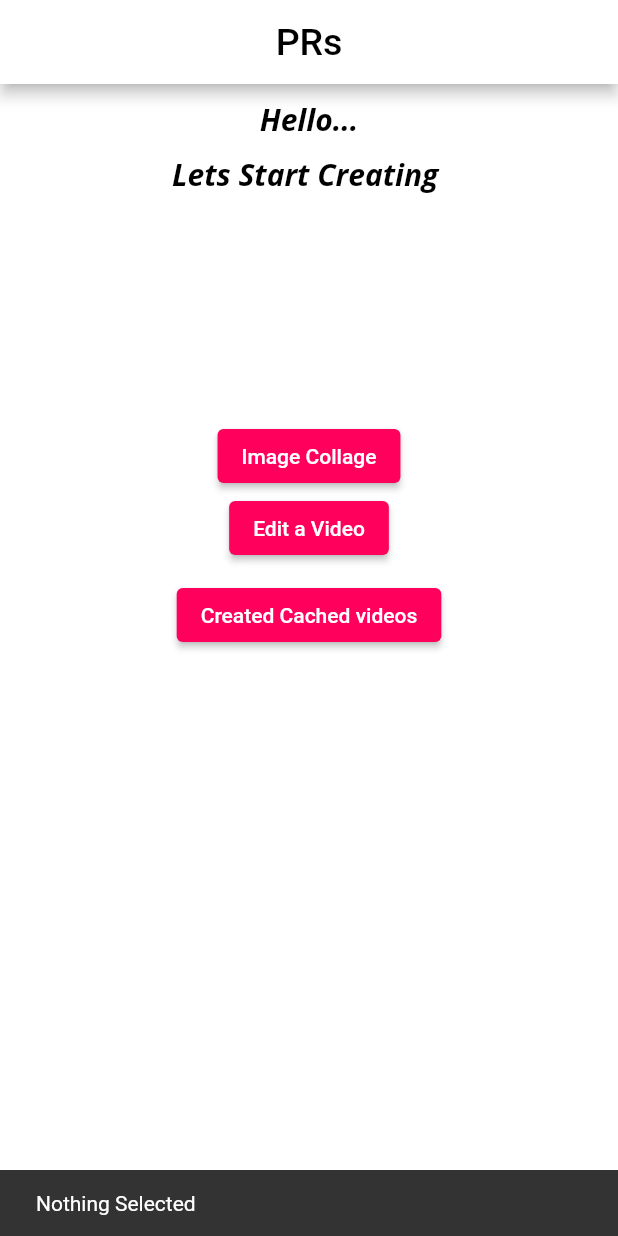
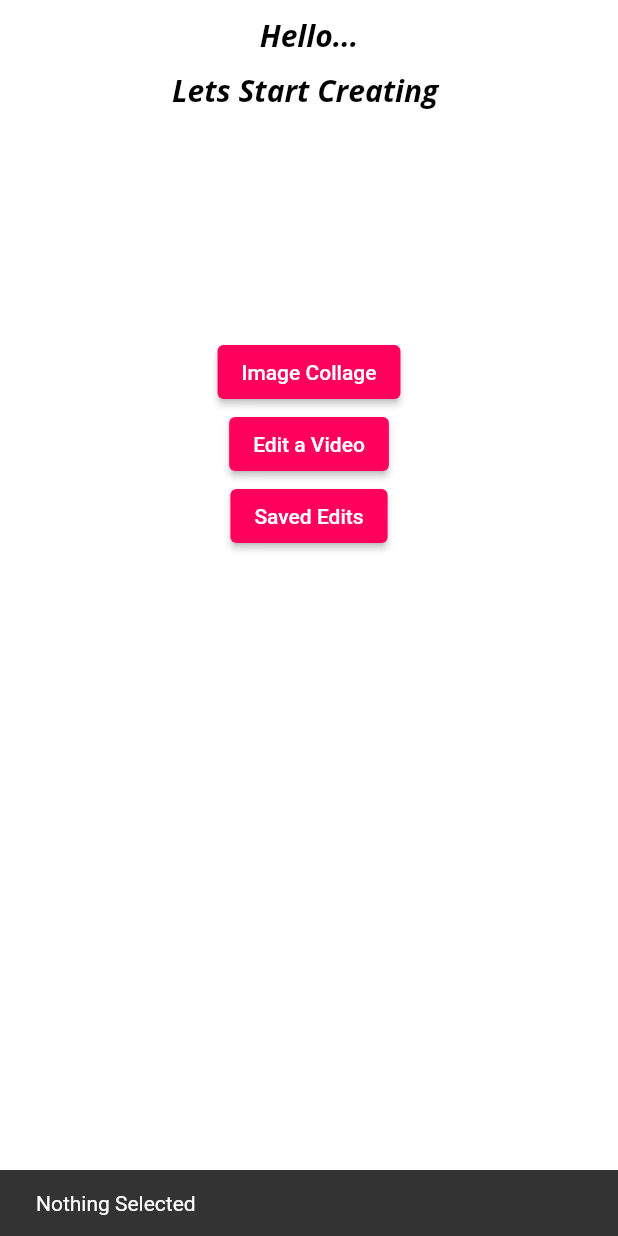
Before and after one commit to AakashKedari/PRsample, a Flutter app: the screen it shows after launch, after a tap on "Image Collage", on a phone screen of 412 x 824 dp. Run offline on Flutter 3.47's test engine with Material 3 defaults, Android fonts, the phone set to English and light mode, and no system bars; our stand-ins replace card_swiper, file_picker, google_fonts, image_picker, logger, permission_handler and 1 more; missing offline and left inert: ffmpeg_kit_flutter_full, tapioca, video_editor.

Commit message:
Video Dimension  Edits Done

```diff
--- a/lib/main.dart
+++ b/lib/main.dart
@@ -1,3 +1,5 @@
+import 'dart:io';
+
 import 'package:ffmpeg_kit_flutter_full/ffmpeg_kit_config.dart';
 import 'package:flutter/material.dart';
 import 'package:flutter/services.dart';
@@ -12,7 +14,9 @@ Future<void> main() async {
     statusBarBrightness: Brightness.light,
   ));
   if (await Permission.storage.isDenied) {
-    Permission.storage.request();
+    Permission.storage.request().then((value) {
+      value.isDenied ? exit(0) : null;
+    });
   }
   SystemChrome.setPreferredOrientations([DeviceOrientation.portraitUp]);
   FFmpegKitConfig.setFontDirectory('/system/fonts');
--- a/lib/screens/selectfiles.dart
+++ b/lib/screens/selectfiles.dart
@@ -1,26 +1,14 @@
-import 'dart:async';
+
+import 'dart:developer';
 import 'dart:io';
-// import 'package:ffmpeg_kit_flutter/ffmpeg_kit.dart';
-// import 'package:ffmpeg_kit_flutter/ffmpeg_session.dart';
-// import 'package:ffmpeg_kit_flutter/ffprobe_kit.dart';
-// import 'package:ffmpeg_kit_flutter/log.dart';
-// import 'package:ffmpeg_kit_flutter/return_code.dart';
-// import 'package:ffmpeg_kit_flutter/statistics.dart';
 import 'package:ffmpeg_kit_flutter_full/ffprobe_kit.dart';
-import 'package:file_picker/file_picker.dart';
-import 'package:flutter/cupertino.dart';
-import 'package:flutter/foundation.dart';
 import 'package:flutter/material.dart';
-import 'package:flutter/widgets.dart';
 import 'package:image_picker/image_picker.dart';
 import 'package:logger/logger.dart';
 import 'package:path_provider/path_provider.dart';
-import 'package:prsample/filters.dart';
 import 'package:prsample/screens/cachedVideos.dart';
 import 'package:prsample/screens/image_time_screen.dart';
-import 'package:prsample/screens/tapioca.dart';
 import 'package:prsample/screens/video_editor_screen.dart';
-import 'package:video_editor/video_editor.dart';
 
 class SelectImageScreen extends StatefulWidget {
   const SelectImageScreen({super.key});
@@ -34,8 +22,8 @@ class _SelectImageScreenState extends State<SelectImageScreen> {
 
   void _pickVideo() async {
     final XFile? file = await _picker.pickVideo(source: ImageSource.gallery);
-    print('&&&&&&&&&&&&&&&&&&${file?.path}');
-    if (mounted && file != null) {
+
+    if (mounted && file!=null) {
       Navigator.push(
         context,
         MaterialPageRoute<void>(
@@ -45,10 +33,8 @@ class _SelectImageScreenState extends State<SelectImageScreen> {
     }
   }
 
-  List<XFile> imagePath = [];
-  String customImagePaths = '';
+  List<XFile> selectedImagesPaths = [];
   late Directory directory;
-
   void pickImages() async {
     directory = await getTemporaryDirectory();
     isLoading = true;
@@ -56,15 +42,14 @@ class _SelectImageScreenState extends State<SelectImageScreen> {
 
     try {
       ImagePicker imagePicker = ImagePicker();
-      List<XFile> imageesss = await imagePicker.pickMultiImage();
+      selectedImagesPaths = await imagePicker.pickMultiImage();
 
-      if (!imageesss.isEmpty) {
-        imagePath = imageesss;
+      if (selectedImagesPaths.isNotEmpty && mounted) {
         Navigator.push(context, MaterialPageRoute(builder: (_)=> ImageTimer(
-          images: imagePath,
+          images: selectedImagesPaths,
         ) ));
 
-      } else if (imageesss.isEmpty) {
+      } else if (selectedImagesPaths.isEmpty) {
         setState(() {
           ScaffoldMessenger.of(context)
               .showSnackBar(const SnackBar(content: Text("Nothing Selected")));
@@ -91,13 +76,9 @@ class _SelectImageScreenState extends State<SelectImageScreen> {
 
   @override
   Widget build(BuildContext context) {
-    return Scaffold(
-      appBar: AppBar(
-        title: const Text("PRs",
-            style: TextStyle(fontWeight: FontWeight.w500, fontSize: 25)),
-        automaticallyImplyLeading: false,
-        centerTitle: true,
-      ),
+    return SafeArea(
+      child: Scaffold(
+
         body: !isLoading
             ? Column(
                 crossAxisAlignment: CrossAxisAlignment.center,
@@ -136,14 +117,13 @@ class _SelectImageScreenState extends State<SelectImageScreen> {
                         child: const Text("Edit a Video"),
                       ),
 
-                    SizedBox(height: 10,),
                       Center(
                         child: ElevatedButton(
                           onPressed: () {
                             Navigator.push(context,
-                              MaterialPageRoute(builder: (_) => CachedVideos()));
+                                MaterialPageRoute(builder: (_) => const CachedVideos()));
                           },
-                        child: const Text("Created Cached videos"),
+                          child: const Text("Saved Edits"),
                         ),
                       ),
                     ],
@@ -165,6 +145,7 @@ class _SelectImageScreenState extends State<SelectImageScreen> {
                   ],
                 ),
               ),
+      ),
     );
   }
 }
```
Also changed, not shown: lib/screens/cachedVideos.dart (+9 -3 lines), lib/screens/image_time_screen.dart (+12 -28 lines), lib/screens/video_editor_screen.dart (+41 -79 lines). Lines whose indentation alone changed are shown as unchanged.
